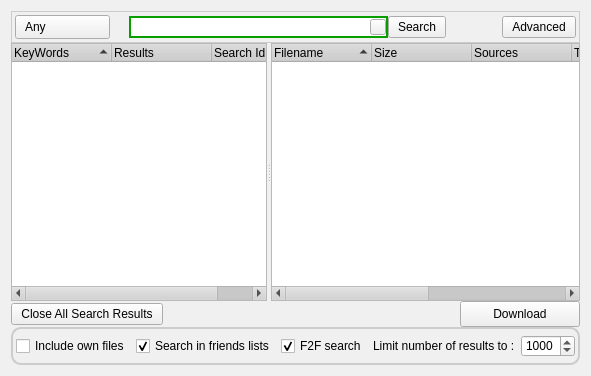
First picture: the form in branches/0.5.1/retroshare-gui/src/gui/SearchDialog.ui, repository autoscatto/retroshare, before the edit.
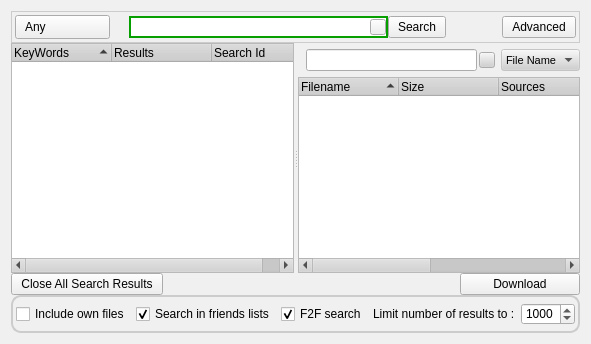
Second picture: the form after the edit. Icons and pictures are not drawn. Custom widgets are drawn as their Qt base class.

What changed in the file:
```diff
--- a/branches/0.5.1/retroshare-gui/src/gui/SearchDialog.ui
+++ b/branches/0.5.1/retroshare-gui/src/gui/SearchDialog.ui
@@ -6,8 +6,8 @@
    <rect>
     <x>0</x>
     <y>0</y>
-    <width>580</width>
-    <height>376</height>
+    <width>574</width>
+    <height>344</height>
    </rect>
   </property>
   <property name="sizePolicy">
@@ -502,14 +502,14 @@
   <property name="styleSheet">
    <string notr="true"/>
   </property>
-  <layout class="QGridLayout" name="gridLayout_4">
+  <layout class="QGridLayout" name="gridLayout_5">
    <property name="horizontalSpacing">
     <number>6</number>
    </property>
    <property name="verticalSpacing">
     <number>0</number>
    </property>
-   <item row="0" column="0">
+   <item row="0" column="0" colspan="3">
     <widget class="QFrame" name="frame">
      <property name="maximumSize">
       <size>
@@ -931,7 +931,7 @@
      </layout>
     </widget>
    </item>
-   <item row="1" column="0">
+   <item row="1" column="0" colspan="3">
     <widget class="QSplitter" name="splitter">
      <property name="orientation">
       <enum>Qt::Horizontal</enum>
@@ -985,6 +985,128 @@
        </property>
       </column>
      </widget>
+     <widget class="QWidget" name="layoutWidget">
+      <layout class="QGridLayout" name="gridLayout_4">
+       <item row="0" column="0">
+        <layout class="QHBoxLayout" name="horizontalLayout_3">
+         <property name="spacing">
+          <number>6</number>
+         </property>
+         <property name="topMargin">
+          <number>6</number>
+         </property>
+         <item>
+          <layout class="QHBoxLayout" name="horizontalLayout_2">
+           <property name="spacing">
+            <number>2</number>
+           </property>
+           <item>
+            <widget class="QLabel" name="label_3">
+             <property name="text">
+              <string/>
+             </property>
+             <property name="pixmap">
+              <pixmap resource="images.qrc">:/images/find-16.png</pixmap>
+             </property>
+            </widget>
+           </item>
+           <item>
+            <widget class="QLineEdit" name="filterPatternLineEdit">
+             <property name="sizePolicy">
+              <sizepolicy hsizetype="Expanding" vsizetype="Fixed">
+               <horstretch>0</horstretch>
+               <verstretch>0</verstretch>
+              </sizepolicy>
+             </property>
+             <property name="toolTip">
+              <string>Filter Search Result</string>
+             </property>
+            </widget>
+           </item>
+           <item>
+            <widget class="QPushButton" name="clearButton">
+             <property name="minimumSize">
+              <size>
+               <width>16</width>
+               <height>16</height>
+              </size>
+             </property>
+             <property name="maximumSize">
+              <size>
+               <width>16</width>
+               <height>16</height>
+              </size>
+             </property>
+             <property name="font">
+              <font>
+               <family>MS Shell Dlg 2</family>
+              </font>
+             </property>
+             <property name="toolTip">
+              <string>Clear Filter</string>
+             </property>
+             <property name="styleSheet">
+              <string notr="true">QPushButton
+{
+ border-image: url(:/images/closenormal.png) 
+}
+                                
+QPushButton:hover 
+{
+border-image: url(:/images/closehover.png) 
+}
+                                
+QPushButton:pressed  {
+border-image: url(:/images/closepressed.png) 
+}</string>
+             </property>
+             <property name="text">
+              <string/>
+             </property>
+            </widget>
+           </item>
+          </layout>
+         </item>
+         <item>
+          <widget class="QComboBox" name="filterColumnComboBox">
+           <property name="enabled">
+            <bool>false</bool>
+           </property>
+           <property name="sizePolicy">
+            <sizepolicy hsizetype="Preferred" vsizetype="Fixed">
+             <horstretch>0</horstretch>
+             <verstretch>0</verstretch>
+            </sizepolicy>
+           </property>
+           <property name="minimumSize">
+            <size>
+             <width>0</width>
+             <height>0</height>
+            </size>
+           </property>
+           <property name="font">
+            <font>
+             <family>MS Shell Dlg 2</family>
+            </font>
+           </property>
+           <property name="currentIndex">
+            <number>0</number>
+           </property>
+           <item>
+            <property name="text">
+             <string>File Name</string>
+            </property>
+           </item>
+           <item>
+            <property name="text">
+             <string>File Size</string>
+            </property>
+           </item>
+          </widget>
+         </item>
+        </layout>
+       </item>
+       <item row="1" column="0">
      <widget class="SearchTreeWidget" name="searchResultWidget">
       <property name="sizePolicy">
        <sizepolicy hsizetype="Expanding" vsizetype="MinimumExpanding">
@@ -1040,14 +1162,12 @@
        </property>
       </column>
      </widget>
+       </item>
+      </layout>
+     </widget>
     </widget>
    </item>
    <item row="2" column="0">
-    <layout class="QHBoxLayout" name="horizontalLayout_2">
-     <property name="spacing">
-      <number>6</number>
-     </property>
-     <item>
       <widget class="QPushButton" name="cloaseallsearchresultsButton">
        <property name="toolTip">
         <string>Close all Search Resullts</string>
@@ -1099,20 +1219,20 @@
        </property>
       </widget>
      </item>
-     <item>
+   <item row="2" column="1">
       <spacer name="horizontalSpacer_2">
        <property name="orientation">
         <enum>Qt::Horizontal</enum>
        </property>
        <property name="sizeHint" stdset="0">
         <size>
-         <width>200</width>
+       <width>29</width>
          <height>17</height>
         </size>
        </property>
       </spacer>
      </item>
-     <item>
+   <item row="2" column="2">
       <widget class="QPushButton" name="pushButtonDownload">
        <property name="minimumSize">
         <size>
@@ -1180,9 +1300,7 @@
        </property>
       </widget>
      </item>
-    </layout>
-   </item>
-   <item row="3" column="0">
+   <item row="3" column="0" colspan="3">
     <widget class="QFrame" name="frame_3">
      <property name="maximumSize">
       <size>
```
Lines whose indentation alone changed are shown as unchanged.
